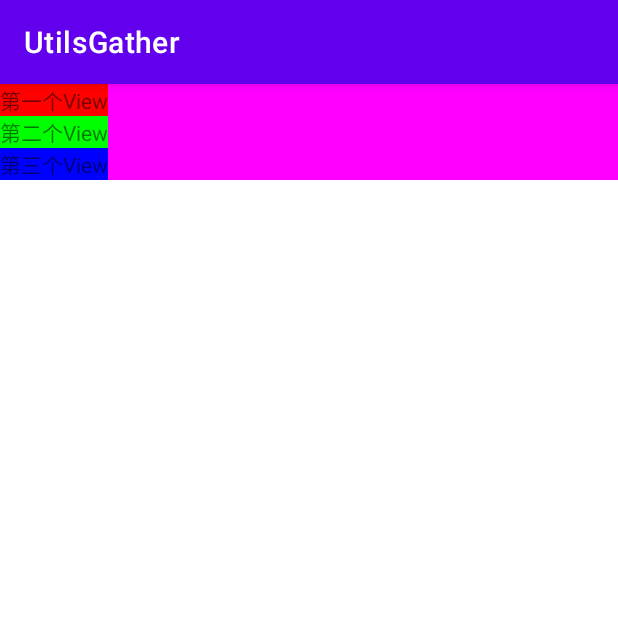
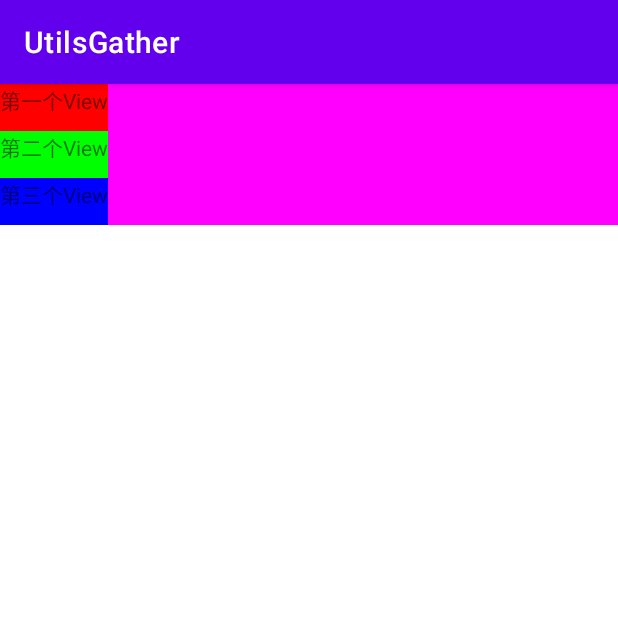
Before and after one commit to 18319557579/UtilsGather, an Android app: the MyLinLayoutActivity screen opened directly, with no data from a screen before it, on a phone screen of 412 x 824 dp, the top half of it. Run offline under Robolectric (Android 15) with nearby library versions, the phone set to English and light mode, and no system bars; Roboto replaces fonts that are not available here.

Commit message:
初步应用一下margin吧在自定义ViewGroup中

```diff
--- a/app/src/main/java/com/example/utilsuser/qihang/twelve/MyLinLayout.kt
+++ b/app/src/main/java/com/example/utilsuser/qihang/twelve/MyLinLayout.kt
@@ -20,8 +20,11 @@ class MyLinLayout : ViewGroup {
         for (i in 0 until count) {
             val child = getChildAt(i)
             measureChild(child, widthMeasureSpec, heightMeasureSpec)
-            val childHeight = child.measuredHeight
-            val childWidth = child.measuredWidth
+
+            val lp = child.layoutParams as MarginLayoutParams
+            val childHeight = child.measuredHeight + lp.topMargin + lp.bottomMargin
+            val childWidth = child.measuredWidth + lp.leftMargin + lp.rightMargin
+
             height += childHeight
             width = Math.max(childWidth, width)
         }
@@ -39,13 +42,24 @@ class MyLinLayout : ViewGroup {
         for (i in 0 until count) {
             val child = getChildAt(i)
 
-            val childHeight = child.measuredHeight
-            val childWidth = child.measuredWidth
+            val lp = child.layoutParams as MarginLayoutParams
+            val childHeight = child.measuredHeight + lp.topMargin + lp.bottomMargin
+            val childWidth = child.measuredWidth + lp.leftMargin + lp.rightMargin
 
             child.layout(0, top, childWidth, top + childHeight)
             top += childHeight
         }
     }
 
+    override fun generateLayoutParams(p: LayoutParams?): LayoutParams {
+        return MarginLayoutParams(p)
+    }
 
+    override fun generateLayoutParams(attrs: AttributeSet?): LayoutParams {
+        return MarginLayoutParams(context, attrs)
+    }
+
+    override fun generateDefaultLayoutParams(): LayoutParams {
+        return MarginLayoutParams(LayoutParams.MATCH_PARENT, LayoutParams.MATCH_PARENT)
+    }
 }
--- a/app/src/main/res/layout/activity_my_lin_layout.xml
+++ b/app/src/main/res/layout/activity_my_lin_layout.xml
@@ -12,19 +12,22 @@
         android:text="第一个View"
         android:layout_width="wrap_content"
         android:layout_height="wrap_content"
-        android:background="#ff0000"/>
+        android:background="#ff0000"
+        android:layout_marginTop="10dp"/>
 
     <TextView
         android:text="第二个View"
         android:layout_width="wrap_content"
         android:layout_height="wrap_content"
-        android:background="#00ff00"/>
+        android:background="#00ff00"
+        android:layout_marginTop="10dp"/>
 
     <TextView
         android:text="第三个View"
         android:layout_width="wrap_content"
         android:layout_height="wrap_content"
-        android:background="#0000ff"/>
+        android:background="#0000ff"
+        android:layout_marginTop="10dp"/>
 
 
 </com.example.utilsuser.qihang.twelve.MyLinLayout>
```
